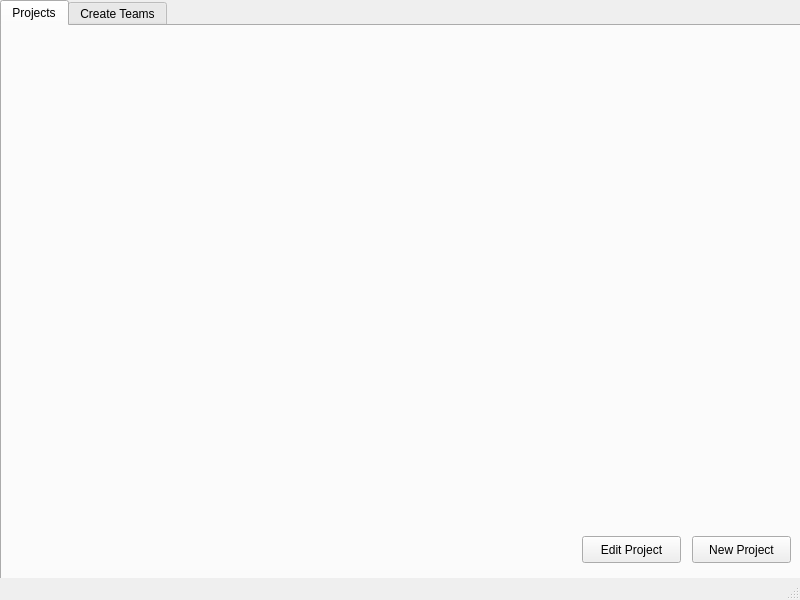
Above: adminwindow.ui from sprinklej/00100100 before the change. Below: the same form after it.
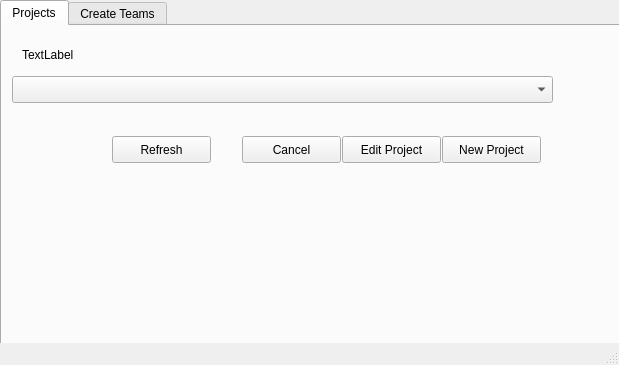
That is the form after the change.

Commit message: Addition: add and edit projects from Admin window Works, but refresh crashes

```diff
--- a/adminwindow.ui
+++ b/adminwindow.ui
@@ -6,8 +6,8 @@
    <rect>
     <x>0</x>
     <y>0</y>
-    <width>800</width>
-    <height>600</height>
+    <width>619</width>
+    <height>365</height>
    </rect>
   </property>
   <property name="windowTitle">
@@ -33,8 +33,8 @@
      <widget class="QPushButton" name="pushButton">
       <property name="geometry">
        <rect>
-        <x>690</x>
-        <y>510</y>
+        <x>440</x>
+        <y>110</y>
         <width>99</width>
         <height>27</height>
        </rect>
@@ -46,8 +46,8 @@
      <widget class="QPushButton" name="pushButton_2">
       <property name="geometry">
        <rect>
-        <x>580</x>
-        <y>510</y>
+        <x>340</x>
+        <y>110</y>
         <width>99</width>
         <height>27</height>
        </rect>
@@ -56,6 +56,55 @@
        <string>Edit Project</string>
       </property>
      </widget>
+     <widget class="QComboBox" name="projectsBox">
+      <property name="geometry">
+       <rect>
+        <x>10</x>
+        <y>50</y>
+        <width>541</width>
+        <height>27</height>
+       </rect>
+      </property>
+     </widget>
+     <widget class="QLabel" name="title">
+      <property name="geometry">
+       <rect>
+        <x>20</x>
+        <y>20</y>
+        <width>341</width>
+        <height>17</height>
+       </rect>
+      </property>
+      <property name="text">
+       <string>TextLabel</string>
+      </property>
+     </widget>
+     <widget class="QPushButton" name="pushButton_4">
+      <property name="geometry">
+       <rect>
+        <x>240</x>
+        <y>110</y>
+        <width>99</width>
+        <height>27</height>
+       </rect>
+      </property>
+      <property name="text">
+       <string>Cancel</string>
+      </property>
+     </widget>
+     <widget class="QPushButton" name="pushButton_5">
+      <property name="geometry">
+       <rect>
+        <x>110</x>
+        <y>110</y>
+        <width>99</width>
+        <height>27</height>
+       </rect>
+      </property>
+      <property name="text">
+       <string>Refresh</string>
+      </property>
+     </widget>
     </widget>
     <widget class="QWidget" name="tab_CreateTeams">
      <attribute name="title">
```
Left out of the diff: 2 changed lines with no effect on the pictures. The commit also changes 11 other files.
